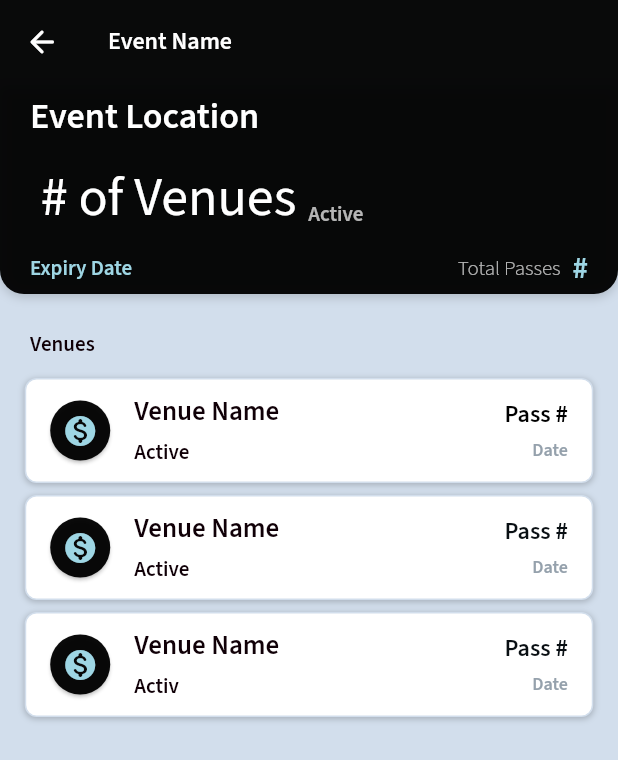
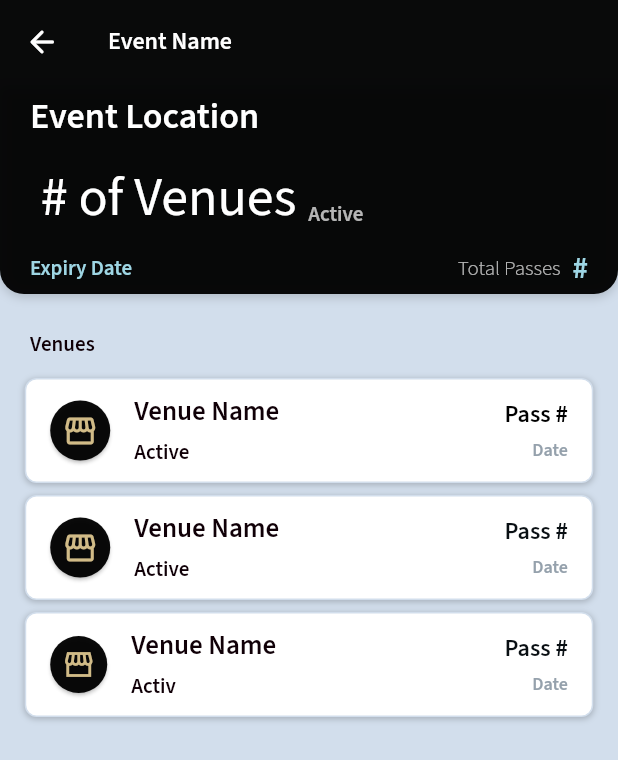
Before and after one commit to solvifystudios/ezxs-beta, a Flutter app: the screen it shows once a user with an empty profile is signed in, after a tap on "Current Event", on a phone screen of 412 x 824 dp. Shown: the top 760 px of the screen. Run offline on Flutter 3.47's test engine with Material 2 defaults, Android fonts, the phone set to English and light mode, and no system bars; our stand-ins replace auto_size_text, built_collection, built_value, cached_network_image, cloud_firestore, easy_debounce and 19 more; missing offline and left inert: flutter_barcode_scanner, json_path, mime_type, webviewx; accounts and stored records are empty; network calls fail.

Commit message:
Updating to latest FlutterFlow output.

```diff
--- a/lib/edit_event/edit_event_widget.dart
+++ b/lib/edit_event/edit_event_widget.dart
@@ -39,7 +39,7 @@ class _EditEventWidgetState extends State<EditEventWidget> {
         backgroundColor: FlutterFlowTheme.of(context).secondaryBackground,
         automaticallyImplyLeading: false,
         title: Text(
-          'Create Task',
+          'Create Event',
           style: FlutterFlowTheme.of(context).title2,
         ),
         actions: [
@@ -322,7 +322,7 @@ class _EditEventWidgetState extends State<EditEventWidget> {
                     onPressed: () {
                       print('Button pressed ...');
                     },
-                    text: 'Create Task',
+                    text: 'Create Event ',
                     options: FFButtonOptions(
                       width: 270,
                       height: 50,
--- a/lib/logged_in/logged_in_widget.dart
+++ b/lib/logged_in/logged_in_widget.dart
@@ -92,13 +92,13 @@ class _LoggedInWidgetState extends State<LoggedInWidget>
   Widget build(BuildContext context) {
     return Scaffold(
       key: scaffoldKey,
-      backgroundColor: Color(0xFF1E2429),
+      backgroundColor: Color(0xFFE53935),
       body: Container(
         width: double.infinity,
         height: double.infinity,
         decoration: BoxDecoration(
           gradient: LinearGradient(
-            colors: [Color(0xFF4B39EF), Color(0xFFEE8B60)],
+            colors: [Color(0xFFD1BB87), Color(0xFFD1BB87)],
             stops: [0, 1],
             begin: AlignmentDirectional(1, -1),
             end: AlignmentDirectional(-1, 1),
--- a/lib/login/login_widget.dart
+++ b/lib/login/login_widget.dart
@@ -1,12 +1,10 @@
 import '../auth/auth_util.dart';
 import '../flutter_flow/flutter_flow_animations.dart';
-import '../flutter_flow/flutter_flow_icon_button.dart';
 import '../flutter_flow/flutter_flow_theme.dart';
 import '../flutter_flow/flutter_flow_util.dart';
 import '../flutter_flow/flutter_flow_widgets.dart';
 import 'package:flutter/material.dart';
 import 'package:flutter_spinkit/flutter_spinkit.dart';
-import 'package:font_awesome_flutter/font_awesome_flutter.dart';
 import 'package:google_fonts/google_fonts.dart';
 
 class LoginWidget extends StatefulWidget {
@@ -292,7 +290,7 @@ class _LoginWidgetState extends State<LoginWidget>
             Expanded(
               child: Column(
                 mainAxisSize: MainAxisSize.max,
-                mainAxisAlignment: MainAxisAlignment.end,
+                mainAxisAlignment: MainAxisAlignment.center,
                 children: [
                   FFButtonWidget(
                     onPressed: () async {
@@ -323,70 +321,6 @@ class _LoginWidgetState extends State<LoginWidget>
                       borderRadius: BorderRadius.circular(40),
                     ),
                   ),
-                  Padding(
-                    padding: EdgeInsetsDirectional.fromSTEB(24, 24, 24, 24),
-                    child: Row(
-                      mainAxisSize: MainAxisSize.max,
-                      mainAxisAlignment: MainAxisAlignment.spaceEvenly,
-                      children: [
-                        FlutterFlowIconButton(
-                          borderColor: Colors.transparent,
-                          borderRadius: 30,
-                          borderWidth: 1,
-                          buttonSize: 50,
-                          fillColor: Color(0xFFDBE2E7),
-                          icon: FaIcon(
-                            FontAwesomeIcons.google,
-                            color: Color(0xFF57636C),
-                            size: 20,
-                          ),
-                          onPressed: () async {
-                            GoRouter.of(context).prepareAuthEvent();
-                            final user = await signInWithGoogle(context);
-                            if (user == null) {
-                              return;
-                            }
-                            context.goNamedAuth('Home', mounted);
-                          },
-                        ),
-                        FlutterFlowIconButton(
-                          borderColor: Colors.transparent,
-                          borderRadius: 30,
-                          borderWidth: 1,
-                          buttonSize: 50,
-                          fillColor: Color(0xFFDBE2E7),
-                          icon: FaIcon(
-                            FontAwesomeIcons.apple,
-                            color: Color(0xFF57636C),
-                            size: 20,
-                          ),
-                          onPressed: () async {
-                            GoRouter.of(context).prepareAuthEvent();
-                            final user = await signInWithApple(context);
-                            if (user == null) {
-                              return;
-                            }
-                            context.goNamedAuth('Home', mounted);
-                          },
-                        ),
-                        FlutterFlowIconButton(
-                          borderColor: Colors.transparent,
-                          borderRadius: 30,
-                          borderWidth: 1,
-                          buttonSize: 50,
-                          fillColor: Color(0xFFDBE2E7),
-                          icon: FaIcon(
-                            FontAwesomeIcons.facebookF,
-                            color: Color(0xFF57636C),
-                            size: 20,
-                          ),
-                          onPressed: () {
-                            print('IconButton pressed ...');
-                          },
-                        ),
-                      ],
-                    ),
-                  ),
                 ],
               ),
             ),
--- a/lib/production/production_widget.dart
+++ b/lib/production/production_widget.dart
@@ -277,9 +277,8 @@ class _ProductionWidgetState extends State<ProductionWidget> {
                                               EdgeInsetsDirectional.fromSTEB(
                                                   8, 8, 8, 8),
                                           child: Icon(
-                                            Icons.monetization_on_rounded,
-                                            color: FlutterFlowTheme.of(context)
-                                                .tertiaryColor,
+                                            Icons.storefront_outlined,
+                                            color: Color(0xFFD1BB87),
                                             size: 24,
                                           ),
                                         ),
@@ -406,9 +405,8 @@ class _ProductionWidgetState extends State<ProductionWidget> {
                                         padding: EdgeInsetsDirectional.fromSTEB(
                                             8, 8, 8, 8),
                                         child: Icon(
-                                          Icons.monetization_on_rounded,
-                                          color: FlutterFlowTheme.of(context)
-                                              .tertiaryColor,
+                                          Icons.storefront,
+                                          color: Color(0xFFD1BB87),
                                           size: 24,
                                         ),
                                       ),
@@ -538,10 +536,9 @@ class _ProductionWidgetState extends State<ProductionWidget> {
                                         padding: EdgeInsetsDirectional.fromSTEB(
                                             8, 8, 8, 8),
                                         child: Icon(
-                                          Icons.monetization_on_rounded,
-                                          color: FlutterFlowTheme.of(context)
-                                              .tertiaryColor,
-                                          size: 24,
+                                          Icons.storefront_sharp,
+                                          color: Color(0xFFD1BB87),
+                                          size: 22,
                                         ),
                                       ),
                                     ),
--- a/lib/profile_setting/profile_setting_widget.dart
+++ b/lib/profile_setting/profile_setting_widget.dart
@@ -326,8 +326,8 @@ class _ProfileSettingWidgetState extends State<ProfileSettingWidget> {
                           style: FlutterFlowTheme.of(context).bodyText2,
                         ),
                         tileColor: Colors.white,
-                        activeColor: Color(0xFF4B39EF),
-                        activeTrackColor: Color(0x8D4B39EF),
+                        activeColor: Color(0xFFD1BB87),
+                        activeTrackColor: Color(0x63000000),
                         dense: false,
                         controlAffinity: ListTileControlAffinity.trailing,
                       ),
@@ -345,7 +345,7 @@ class _ProfileSettingWidgetState extends State<ProfileSettingWidget> {
                           options: FFButtonOptions(
                             width: 230,
                             height: 50,
-                            color: Color(0xFF4B39EF),
+                            color: Color(0xBF000000),
                             textStyle:
                                 FlutterFlowTheme.of(context).bodyText2.override(
                                       fontFamily: 'Lexend Deca',
--- a/lib/ticket_scanned/ticket_scanned_widget.dart
+++ b/lib/ticket_scanned/ticket_scanned_widget.dart
@@ -45,7 +45,7 @@ class _TicketScannedWidgetState extends State<TicketScannedWidget> {
                       height: 200,
                       fit: BoxFit.cover,
                       frameRate: FrameRate(60),
-                      repeat: false,
+                      reverse: true,
                       animate: true,
                     ),
                   ],
--- a/lib/users/users_widget.dart
+++ b/lib/users/users_widget.dart
@@ -47,7 +47,7 @@ class _UsersWidgetState extends State<UsersWidget> {
           },
         ),
         title: Text(
-          'Add Members',
+          'Pass Holders',
           style: FlutterFlowTheme.of(context).title3,
         ),
         actions: [],
```
Also changed, not shown: lib/home/home_widget.dart (+8 -6 lines), 1 other file.
